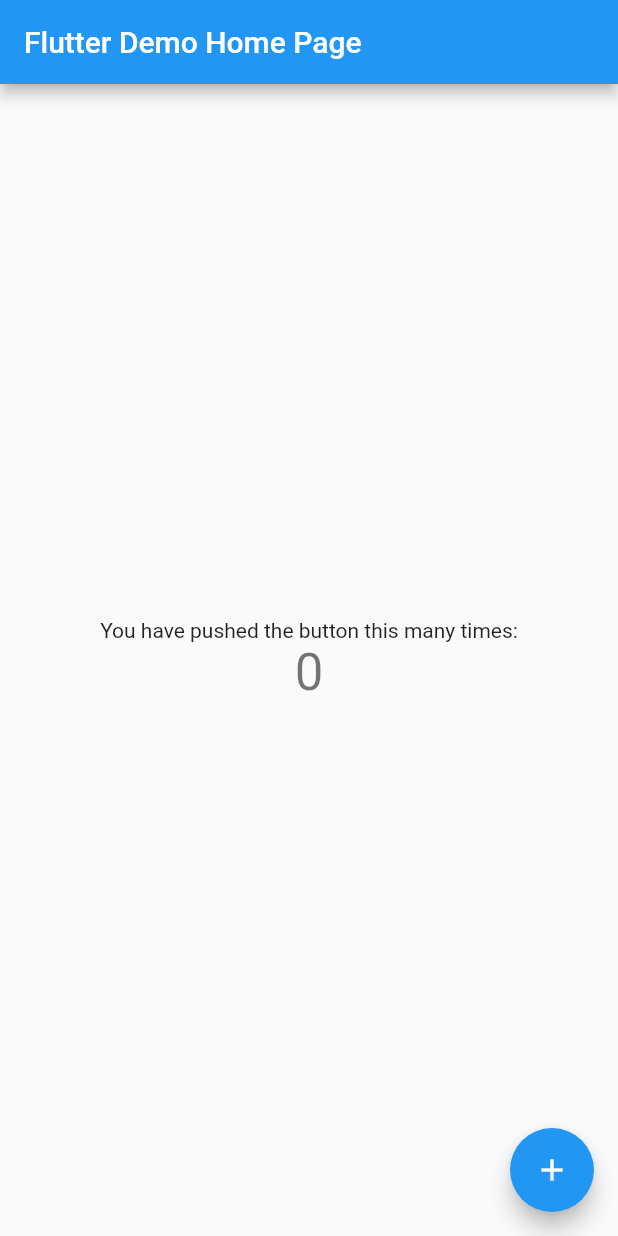
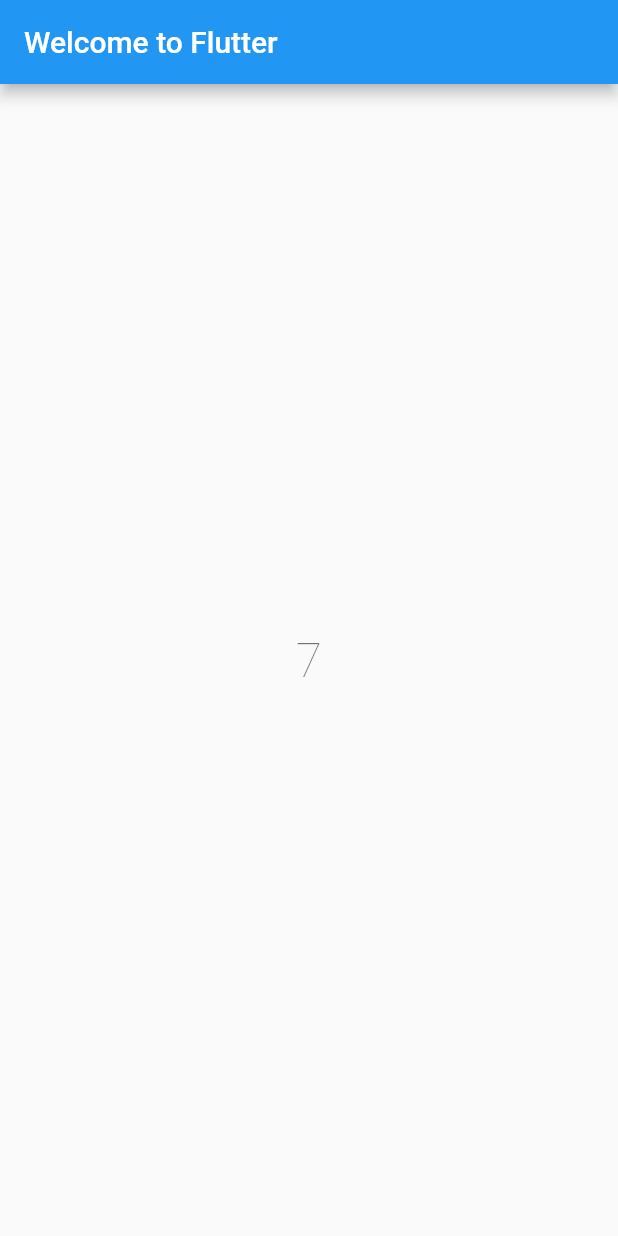
Before and after one commit to noxasch/flutter_hooks_test, a Flutter app: the screen it shows after launch, on a phone screen of 412 x 824 dp. Run offline on Flutter 3.47's test engine with Material 2 defaults, Android fonts, the phone set to English and light mode, and no system bars; our stand-ins replace flutter_hooks.

Commit message:
complete example

```diff
--- a/analysis_options.yaml
+++ b/analysis_options.yaml
@@ -23,7 +23,7 @@ linter:
   # producing the lint.
   rules:
     # avoid_print: false  # Uncomment to disable the `avoid_print` rule
-    # prefer_single_quotes: true  # Uncomment to enable the `prefer_single_quotes` rule
+    prefer_single_quotes: true  # Uncomment to enable the `prefer_single_quotes` rule
 
 # Additional information about this file can be found at
 # https://dart.dev/guides/language/analysis-options
--- a/lib/main.dart
+++ b/lib/main.dart
@@ -1,4 +1,5 @@
 import 'package:flutter/material.dart';
+import 'package:hooks_exercise/screens/home_screen.dart';
 
 void main() {
   runApp(const MyApp());
@@ -6,110 +7,11 @@ void main() {
 
 class MyApp extends StatelessWidget {
   const MyApp({Key? key}) : super(key: key);
-
-  // This widget is the root of your application.
   @override
   Widget build(BuildContext context) {
-    return MaterialApp(
-      title: 'Flutter Demo',
-      theme: ThemeData(
-        // This is the theme of your application.
-        //
-        // Try running your application with "flutter run". You'll see the
-        // application has a blue toolbar. Then, without quitting the app, try
-        // changing the primarySwatch below to Colors.green and then invoke
-        // "hot reload" (press "r" in the console where you ran "flutter run",
-        // or simply save your changes to "hot reload" in a Flutter IDE).
-        // Notice that the counter didn't reset back to zero; the application
-        // is not restarted.
-        primarySwatch: Colors.blue,
-      ),
-      home: const MyHomePage(title: 'Flutter Demo Home Page'),
+    return const MaterialApp(
+      title: 'Welcome to Flutter',
+      home: HomeScreen(),
     );
   }
 }
-
-class MyHomePage extends StatefulWidget {
-  const MyHomePage({Key? key, required this.title}) : super(key: key);
-
-  // This widget is the home page of your application. It is stateful, meaning
-  // that it has a State object (defined below) that contains fields that affect
-  // how it looks.
-
-  // This class is the configuration for the state. It holds the values (in this
-  // case the title) provided by the parent (in this case the App widget) and
-  // used by the build method of the State. Fields in a Widget subclass are
-  // always marked "final".
-
-  final String title;
-
-  @override
-  State<MyHomePage> createState() => _MyHomePageState();
-}
-
-class _MyHomePageState extends State<MyHomePage> {
-  int _counter = 0;
-
-  void _incrementCounter() {
-    setState(() {
-      // This call to setState tells the Flutter framework that something has
-      // changed in this State, which causes it to rerun the build method below
-      // so that the display can reflect the updated values. If we changed
-      // _counter without calling setState(), then the build method would not be
-      // called again, and so nothing would appear to happen.
-      _counter++;
-    });
-  }
-
-  @override
-  Widget build(BuildContext context) {
-    // This method is rerun every time setState is called, for instance as done
-    // by the _incrementCounter method above.
-    //
-    // The Flutter framework has been optimized to make rerunning build methods
-    // fast, so that you can just rebuild anything that needs updating rather
-    // than having to individually change instances of widgets.
-    return Scaffold(
-      appBar: AppBar(
-        // Here we take the value from the MyHomePage object that was created by
-        // the App.build method, and use it to set our appbar title.
-        title: Text(widget.title),
-      ),
-      body: Center(
-        // Center is a layout widget. It takes a single child and positions it
-        // in the middle of the parent.
-        child: Column(
-          // Column is also a layout widget. It takes a list of children and
-          // arranges them vertically. By default, it sizes itself to fit its
-          // children horizontally, and tries to be as tall as its parent.
-          //
-          // Invoke "debug painting" (press "p" in the console, choose the
-          // "Toggle Debug Paint" action from the Flutter Inspector in Android
-          // Studio, or the "Toggle Debug Paint" command in Visual Studio Code)
-          // to see the wireframe for each widget.
-          //
-          // Column has various properties to control how it sizes itself and
-          // how it positions its children. Here we use mainAxisAlignment to
-          // center the children vertically; the main axis here is the vertical
-          // axis because Columns are vertical (the cross axis would be
-          // horizontal).
-          mainAxisAlignment: MainAxisAlignment.center,
-          children: <Widget>[
-            const Text(
-              'You have pushed the button this many times:',
-            ),
-            Text(
-              '$_counter',
-              style: Theme.of(context).textTheme.headline4,
-            ),
-          ],
-        ),
-      ),
-      floatingActionButton: FloatingActionButton(
-        onPressed: _incrementCounter,
-        tooltip: 'Increment',
-        child: const Icon(Icons.add),
-      ), // This trailing comma makes auto-formatting nicer for build methods.
-    );
-  }
-}
--- /dev/null
+++ b/lib/screens/home_screen.dart
@@ -0,0 +1,48 @@
+import 'dart:async';
+
+import 'package:flutter/material.dart';
+
+class HomeScreen extends StatefulWidget {
+  const HomeScreen({Key? key}) : super(key: key);
+
+  @override
+  State<HomeScreen> createState() => _HomeScreenState();
+}
+
+class _HomeScreenState extends State<HomeScreen> {
+  Timer? _timer;
+  int _number = 0;
+
+  @override
+  void initState() {
+    super.initState();
+
+    _timer = Timer.periodic(Duration(seconds: 1), (timer) {
+      setState(() {
+        _number = _timer!.tick;
+      });
+    });
+  }
+
+  @override
+  void dispose() {
+    _timer?.cancel();
+
+    super.dispose();
+  }
+
+  @override
+  Widget build(BuildContext context) {
+    return Scaffold(
+        appBar: AppBar(
+          title: const Text('Welcome to Flutter'),
+        ),
+        body: Center(
+          child: Text(
+            _number.toString(),
+            style: Theme.of(context).textTheme.headline1!.copyWith(fontSize: 32.0),
+          ),
+        ),
+      );
+  }
+}
```
Also changed, not shown: lib/hooks/timer_hook.dart (added, +42 -0 lines), lib/screens/home_custom_hook.dart (added, +26 -0 lines), lib/screens/home_hook.dart (added, +36 -0 lines), pubspec.yaml (+2 -29 lines), pubspec.lock.
